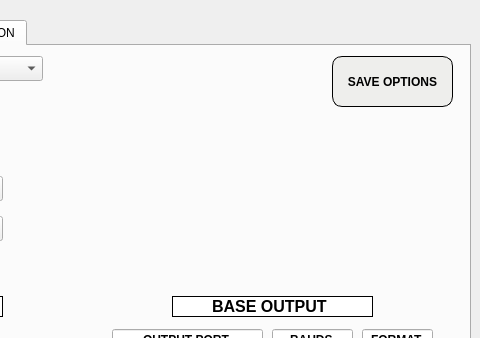
This is RTKBASE/mydialog.ui in Francklin2/RTKLIB_Touchscreen_GUI as Qt 5 draws it before an edit; both pictures show x 320 to 800 and y 0 to 338 of the 800 by 480 pixel window. The edited form follows.
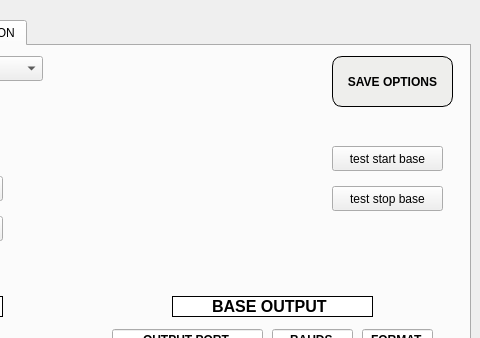
This is the edited form. The open tabs and pages were chosen to show the change. Custom widgets are drawn as their Qt base class.

Commit message: Correcting a bug that prevent str2str to start after shutdown, now the base autostart is working but you have to close RTKBASE to stop the base

Patch:
```diff
--- a/RTKBASE/mydialog.ui
+++ b/RTKBASE/mydialog.ui
@@ -1167,6 +1167,32 @@
       <string>Autostart base with results</string>
      </property>
     </widget>
+    <widget class="QPushButton" name="teststart_pushButton">
+     <property name="geometry">
+      <rect>
+       <x>640</x>
+       <y>100</y>
+       <width>111</width>
+       <height>25</height>
+      </rect>
+     </property>
+     <property name="text">
+      <string>test start base</string>
+     </property>
+    </widget>
+    <widget class="QPushButton" name="teststop_pushButton">
+     <property name="geometry">
+      <rect>
+       <x>640</x>
+       <y>140</y>
+       <width>111</width>
+       <height>25</height>
+      </rect>
+     </property>
+     <property name="text">
+      <string>test stop base</string>
+     </property>
+    </widget>
    </widget>
   </widget>
  </widget>
```
The commit also changes 11 other files.
